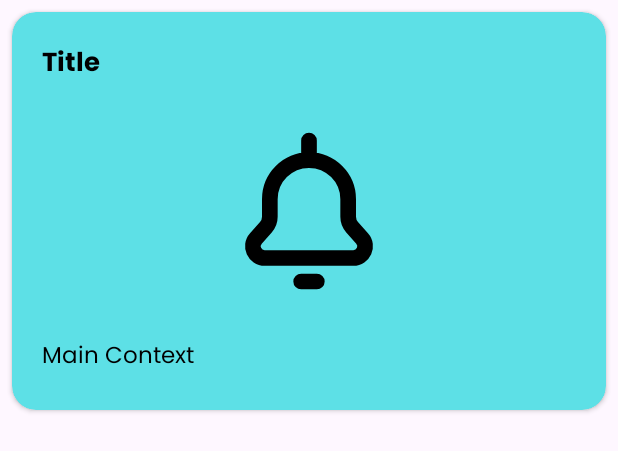
After one commit to gpapadopp/netwatch-pro, an Android app: the layout custom_notification_list_item.xml on its own in the app's theme, with its tools: preview values and no code run, on a phone screen of 412 x 824 dp. The commit adds this screen. Shown: the top 451 px of the screen. Run offline under Robolectric (Android 15) with nearby library versions, the phone set to English and light mode, and no system bars.

Commit message:
Added notifications list view activity.

```diff
--- a/app/build.gradle
+++ b/app/build.gradle
@@ -41,6 +41,7 @@ dependencies {
     implementation 'com.squareup.okhttp3:okhttp:3.10.0'
     implementation group: 'org.pcap4j', name: 'pcap4j-core', version: '1.8.2'
     implementation 'com.android.volley:volley:1.2.0'
+    implementation 'com.squareup.picasso:picasso:2.71828'
     testImplementation 'junit:junit:4.13.2'
     androidTestImplementation 'androidx.test.ext:junit:1.1.5'
     androidTestImplementation 'androidx.test.espresso:espresso-core:3.5.1'
--- /dev/null
+++ b/app/src/main/res/layout/custom_notification_list_item.xml
@@ -0,0 +1,61 @@
+<?xml version="1.0" encoding="utf-8"?>
+<LinearLayout xmlns:android="http://schemas.android.com/apk/res/android"
+    android:layout_width="match_parent"
+    android:layout_height="wrap_content"
+    xmlns:app="http://schemas.android.com/apk/res-auto">
+    <androidx.cardview.widget.CardView
+        android:id="@+id/custom_notification_list_item_card_view"
+        android:layout_width="match_parent"
+        android:layout_height="wrap_content"
+        android:layout_gravity="center"
+        android:layout_margin="8dp"
+        app:cardCornerRadius="16dp"
+        android:backgroundTint="@color/light_blue">
+        <RelativeLayout
+            android:layout_width="match_parent"
+            android:layout_height="match_parent">
+            <TextView
+                android:id="@+id/custom_notification_list_item_title_text_view"
+                android:layout_width="wrap_content"
+                android:layout_height="70dp"
+                android:layout_gravity="left"
+                android:layout_marginLeft="20dp"
+                android:layout_marginRight="20dp"
+                android:ellipsize="end"
+                android:fontFamily="@font/poppins_bold"
+                android:textFontWeight="700"
+                android:textColor="@color/black"
+                android:gravity="center"
+                android:lines="2"
+                android:text="Title"
+                android:textSize="17dp" />
+
+            <ImageView
+                android:id="@+id/custom_notification_list_item_banner_image_view"
+                android:layout_width="wrap_content"
+                android:layout_height="125dp"
+                android:layout_below="@+id/custom_notification_list_item_title_text_view"
+                android:layout_alignParentStart="true"
+                android:layout_alignParentEnd="true"
+                android:contentDescription="Notification Banner"
+                android:foregroundGravity="center"
+                android:src="@drawable/notifications_icon" />
+            <TextView
+                android:id="@+id/custom_notification_list_item_context_text_view"
+                android:layout_width="wrap_content"
+                android:layout_height="70dp"
+                android:layout_gravity="left"
+                android:layout_marginLeft="20dp"
+                android:layout_marginRight="20dp"
+                android:ellipsize="end"
+                android:fontFamily="@font/poppins"
+                android:textFontWeight="500"
+                android:textColor="@color/black"
+                android:gravity="center"
+                android:lines="5"
+                android:text="Main Context"
+                android:textSize="15dp"
+                android:layout_below="@+id/custom_notification_list_item_banner_image_view"/>
+        </RelativeLayout>
+    </androidx.cardview.widget.CardView>
+</LinearLayout>
--- a/app/src/main/res/values/strings.xml
+++ b/app/src/main/res/values/strings.xml
@@ -1,6 +1,7 @@
 <resources>
     <string name="app_name">NetWatch Pro</string>
     <string name="title_activity_initial_screen">InitialScreen</string>
+    <string name="notifications">Notifications</string>
     <!-- Strings used for fragments for navigation -->
     <string name="first_fragment_label">First Fragment</string>
     <string name="second_fragment_label">Second Fragment</string>
```
Also changed, not shown: app/src/main/AndroidManifest.xml (+34 -20 lines), app/src/main/java/eu/gpapadop/netwatchpro/MainActivity.java (+17 -2 lines), app/src/main/java/eu/gpapadop/netwatchpro/NotificationsListView.java (added, +70 -0 lines), app/src/main/java/eu/gpapadop/netwatchpro/adapters/SingleNotificationCustomAdapter.java (added, +62 -0 lines), app/src/main/res/anim/intent_transitions_slide_left_to_right.xml (added, +7 -0 lines), app/src/main/res/anim/intent_transitions_slide_right_to_left.xml (added, +7 -0 lines), app/src/main/res/layout/activity_notifications_list_view.xml (added, +32 -0 lines).
